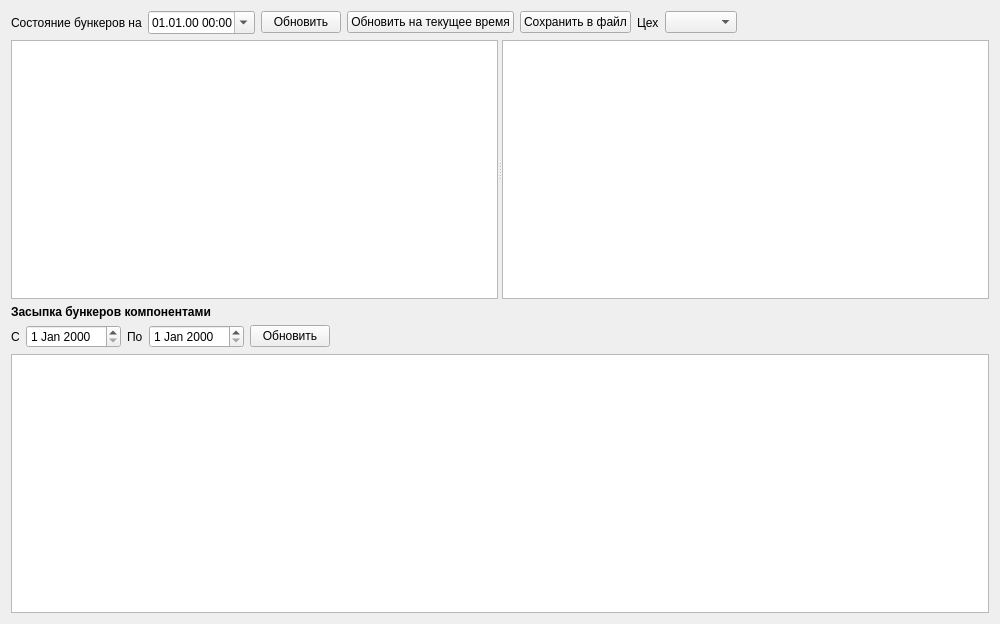
First picture: the form in formbackfill.ui, repository Sergeyego/dosage, before the edit.
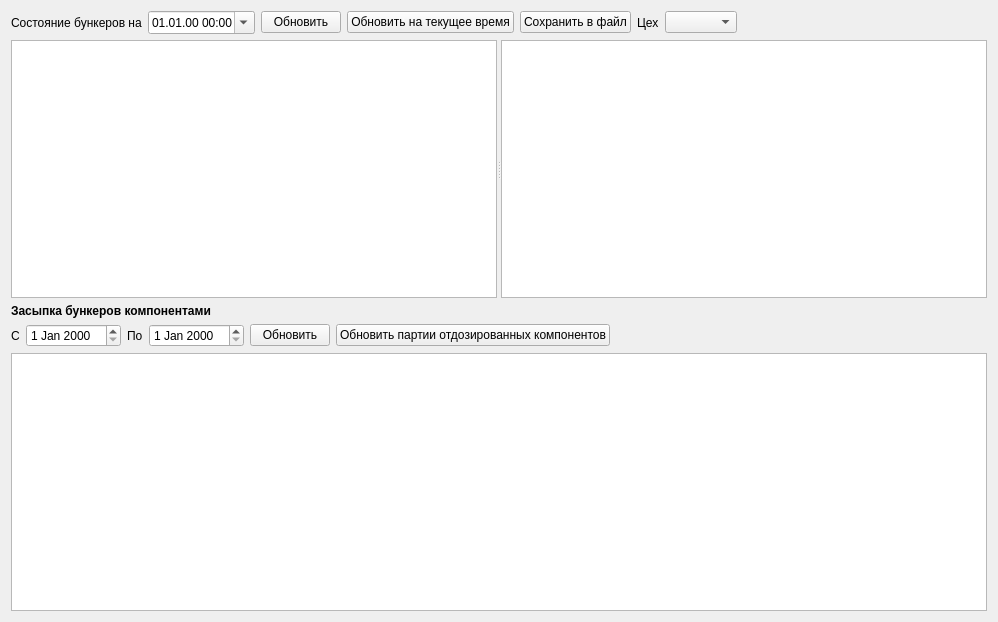
Second picture: the form after the edit. Custom widgets are drawn as their Qt base class.

```diff
--- a/formbackfill.ui
+++ b/formbackfill.ui
@@ -6,8 +6,8 @@
    <rect>
     <x>0</x>
     <y>0</y>
-    <width>1000</width>
-    <height>624</height>
+    <width>998</width>
+    <height>622</height>
    </rect>
   </property>
   <property name="windowTitle">
@@ -144,6 +144,13 @@
        </property>
       </widget>
      </item>
+     <item>
+      <widget class="QPushButton" name="pushButtonPart">
+       <property name="text">
+        <string>Обновить партии отдозированных компонентов</string>
+       </property>
+      </widget>
+     </item>
      <item>
       <spacer name="horizontalSpacer_2">
        <property name="orientation">
```
